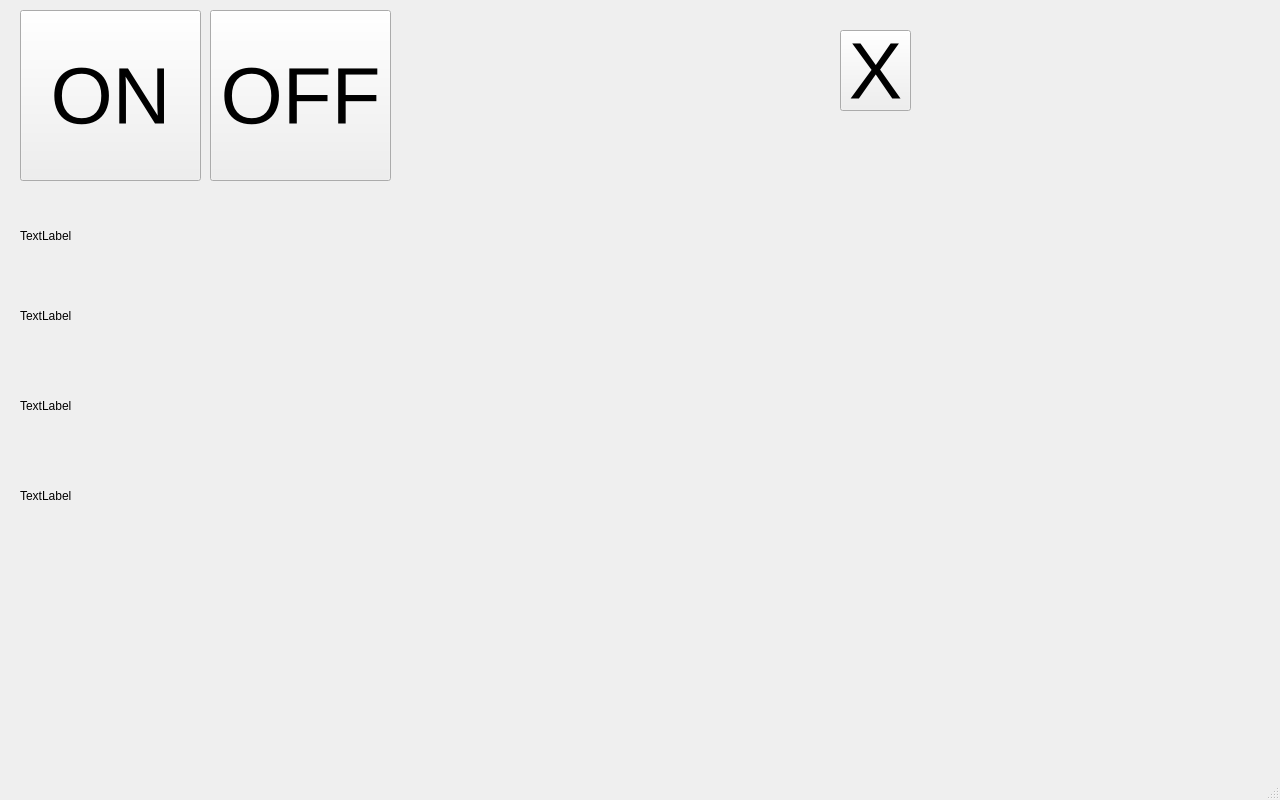
Qt form mainwindow.ui (K-Imancool/HelloLed) before a commit.
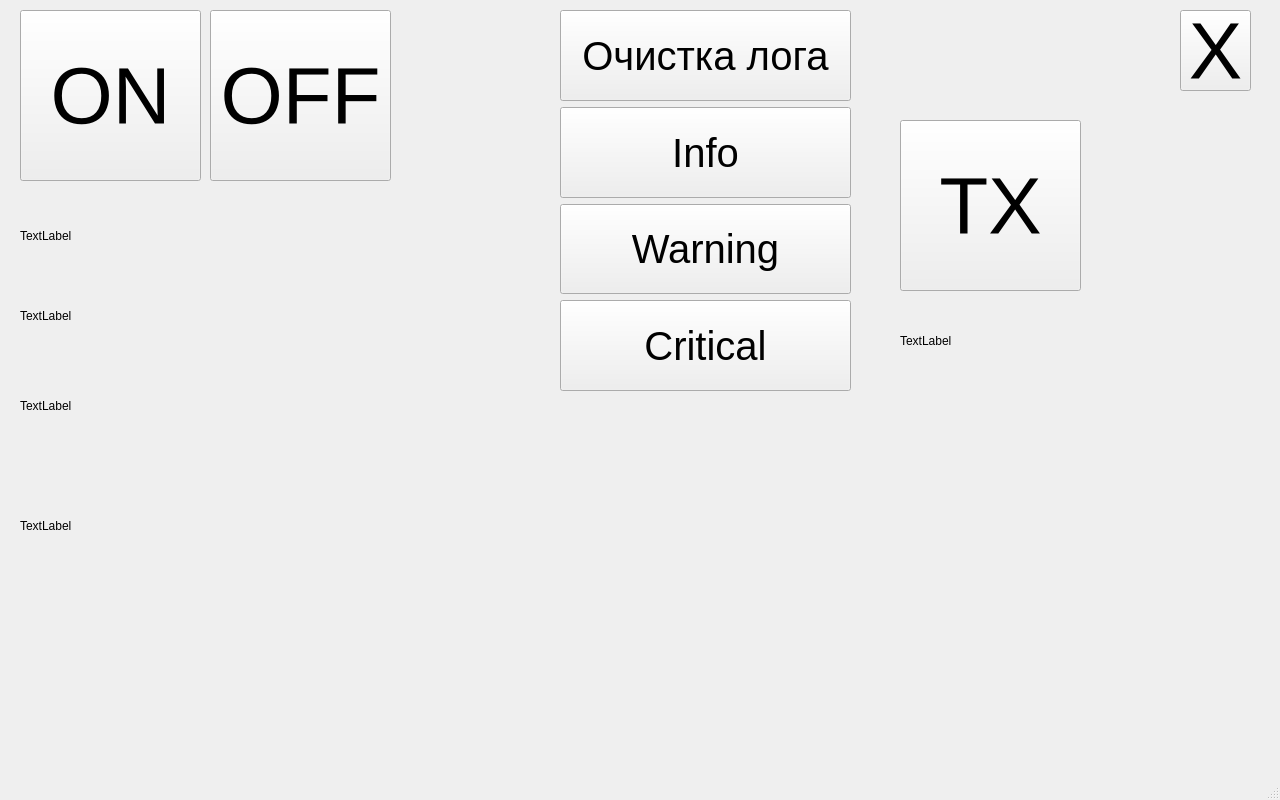
The same form after that commit.

```diff
--- a/mainwindow.ui
+++ b/mainwindow.ui
@@ -53,8 +53,8 @@
    <widget class="QPushButton" name="btnExit">
     <property name="geometry">
      <rect>
-      <x>840</x>
-      <y>30</y>
+      <x>1180</x>
+      <y>10</y>
       <width>71</width>
       <height>81</height>
      </rect>
@@ -111,9 +111,130 @@
     <property name="geometry">
      <rect>
       <x>20</x>
-      <y>460</y>
-      <width>631</width>
-      <height>71</height>
+      <y>410</y>
+      <width>1231</width>
+      <height>231</height>
+     </rect>
+    </property>
+    <property name="baseSize">
+     <size>
+      <width>100</width>
+      <height>100</height>
+     </size>
+    </property>
+    <property name="text">
+     <string>TextLabel</string>
+    </property>
+   </widget>
+   <widget class="QWidget" name="verticalLayoutWidget">
+    <property name="geometry">
+     <rect>
+      <x>560</x>
+      <y>10</y>
+      <width>291</width>
+      <height>381</height>
+     </rect>
+    </property>
+    <layout class="QVBoxLayout" name="verticalLayout">
+     <item>
+      <widget class="QPushButton" name="buttonDebug">
+       <property name="sizePolicy">
+        <sizepolicy hsizetype="Minimum" vsizetype="Expanding">
+         <horstretch>0</horstretch>
+         <verstretch>0</verstretch>
+        </sizepolicy>
+       </property>
+       <property name="font">
+        <font>
+         <pointsize>30</pointsize>
+        </font>
+       </property>
+       <property name="text">
+        <string>Очистка лога</string>
+       </property>
+      </widget>
+     </item>
+     <item>
+      <widget class="QPushButton" name="buttonInfo">
+       <property name="sizePolicy">
+        <sizepolicy hsizetype="Minimum" vsizetype="Expanding">
+         <horstretch>0</horstretch>
+         <verstretch>0</verstretch>
+        </sizepolicy>
+       </property>
+       <property name="font">
+        <font>
+         <pointsize>30</pointsize>
+        </font>
+       </property>
+       <property name="text">
+        <string>Info</string>
+       </property>
+      </widget>
+     </item>
+     <item>
+      <widget class="QPushButton" name="buttonWarning">
+       <property name="sizePolicy">
+        <sizepolicy hsizetype="Minimum" vsizetype="Expanding">
+         <horstretch>0</horstretch>
+         <verstretch>0</verstretch>
+        </sizepolicy>
+       </property>
+       <property name="font">
+        <font>
+         <pointsize>30</pointsize>
+        </font>
+       </property>
+       <property name="text">
+        <string>Warning</string>
+       </property>
+      </widget>
+     </item>
+     <item>
+      <widget class="QPushButton" name="buttonCritical">
+       <property name="sizePolicy">
+        <sizepolicy hsizetype="Minimum" vsizetype="Expanding">
+         <horstretch>0</horstretch>
+         <verstretch>0</verstretch>
+        </sizepolicy>
+       </property>
+       <property name="font">
+        <font>
+         <pointsize>30</pointsize>
+        </font>
+       </property>
+       <property name="text">
+        <string>Critical</string>
+       </property>
+      </widget>
+     </item>
+    </layout>
+   </widget>
+   <widget class="QPushButton" name="btnTx">
+    <property name="geometry">
+     <rect>
+      <x>900</x>
+      <y>120</y>
+      <width>181</width>
+      <height>171</height>
+     </rect>
+    </property>
+    <property name="font">
+     <font>
+      <pointsize>60</pointsize>
+     </font>
+    </property>
+    <property name="text">
+     <string>TX</string>
+    </property>
+   </widget>
+   <widget class="QLabel" name="labelFlag">
+    <property name="geometry">
+     <rect>
+      <x>900</x>
+      <y>320</y>
+      <width>281</width>
+      <height>41</height>
      </rect>
     </property>
     <property name="text">
```
Left out of the diff: 2 changed lines with no effect on the pictures.
